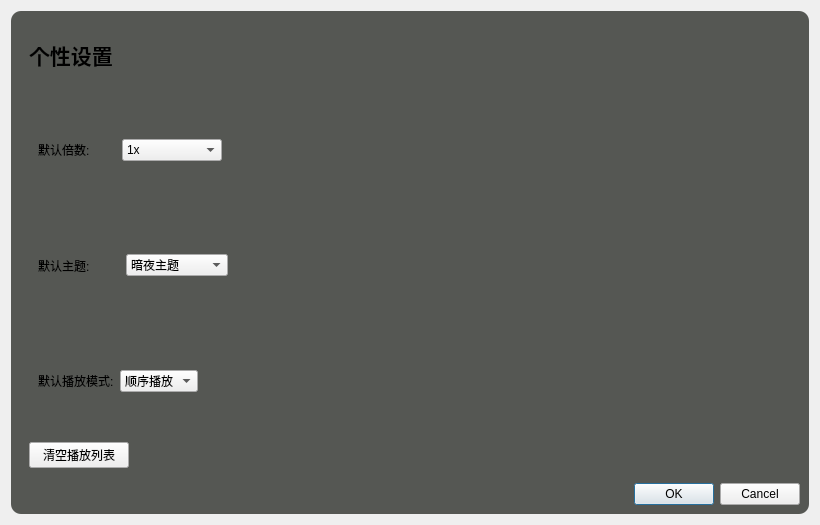
First picture: the form in settingdialog.ui, repository Westle2/UOS-Qt4.8.1-Cpp-MediaPlayer, before the edit.
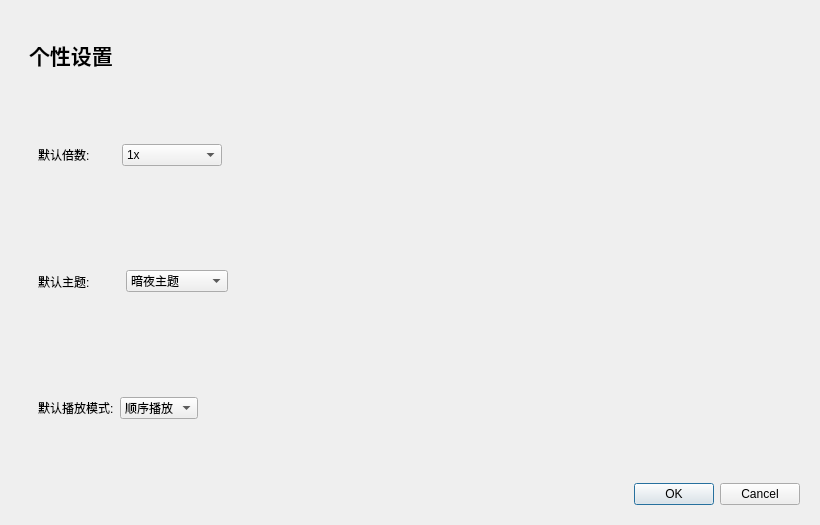
Second picture: the form after the edit. Icons and pictures are not drawn.

```diff
--- a/settingdialog.ui
+++ b/settingdialog.ui
@@ -13,14 +13,24 @@
   <property name="windowTitle">
    <string>Dialog</string>
   </property>
+  <property name="styleSheet">
+   <string notr="true">#SDCentwidget {
+    border-radius: 10px;
+    background: qlineargradient(
+        spread:pad,
+        x1:0, y1:0, x2:1, y2:1,
+        stop:0 #A7C5BD,
+        stop:1 #6F9EAF
+    );
+    color: #2E3A59;  /* 字体颜色保持深色，清晰 */
+}
+</string>
+  </property>
   <layout class="QVBoxLayout" name="verticalLayout">
    <item>
     <widget class="QWidget" name="SDCentwidget" native="true">
      <property name="styleSheet">
-      <string notr="true">#SDCentwidget{
-border-radius:10px;
-background-color:rgb(85, 87, 83);
-}</string>
+      <string notr="true"/>
      </property>
      <layout class="QVBoxLayout" name="verticalLayout_3">
       <item>
@@ -343,25 +353,6 @@
            </layout>
           </widget>
          </item>
-         <item>
-          <widget class="QPushButton" name="pushButton">
-           <property name="maximumSize">
-            <size>
-             <width>100</width>
-             <height>16777215</height>
-            </size>
-           </property>
-           <property name="styleSheet">
-            <string notr="true">#clearLst{
-border-radius:5px;
-background-color:rgb(243, 243, 243);
-}</string>
-           </property>
-           <property name="text">
-            <string>清空播放列表</string>
-           </property>
-          </widget>
-         </item>
         </layout>
        </widget>
       </item>
```
Left out of the diff: 2 changed lines with no effect on the pictures.
